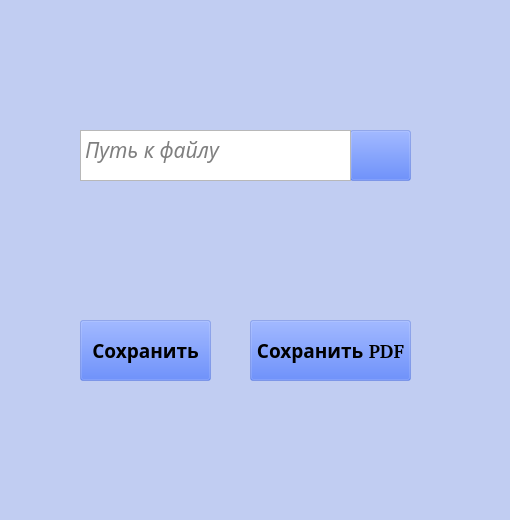
Old version of the form app/ui/dialog_box.ui in the repository Xbasan/Diplom.
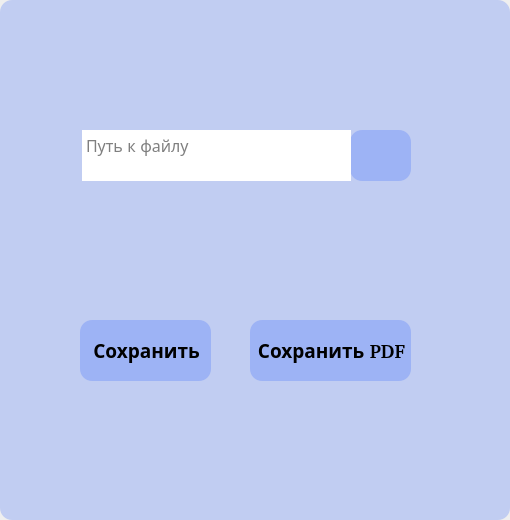
New version of the form. Icons and pictures are not drawn.

What changed in the file:
```diff
--- a/app/ui/dialog_box.ui
+++ b/app/ui/dialog_box.ui
@@ -63,7 +63,10 @@
     <string>&lt;html&gt;&lt;head/&gt;&lt;body&gt;&lt;p&gt;dsf&lt;/p&gt;&lt;/body&gt;&lt;/html&gt;</string>
    </property>
    <property name="styleSheet">
-    <string notr="true">background-color: rgba(30, 85, 255, 55);</string>
+    <string notr="true">border-radius: 12px;
+background-color: rgba(0, 85, 255, 55);
+padding-left:2px;
+background-color: rgba(30, 85, 255, 55);</string>
    </property>
    <widget class="QPushButton" name="pushButton">
     <property name="geometry">
@@ -109,9 +112,9 @@
     </property>
     <property name="font">
      <font>
-      <family>Noto Sans</family>
-      <pointsize>16</pointsize>
-      <italic>true</italic>
+      <family>URW Gothic [UKWN]</family>
+      <pointsize>12</pointsize>
+      <italic>false</italic>
       <bold>false</bold>
      </font>
     </property>
```
Left out of the diff: 13 changed lines with no effect on the pictures.
